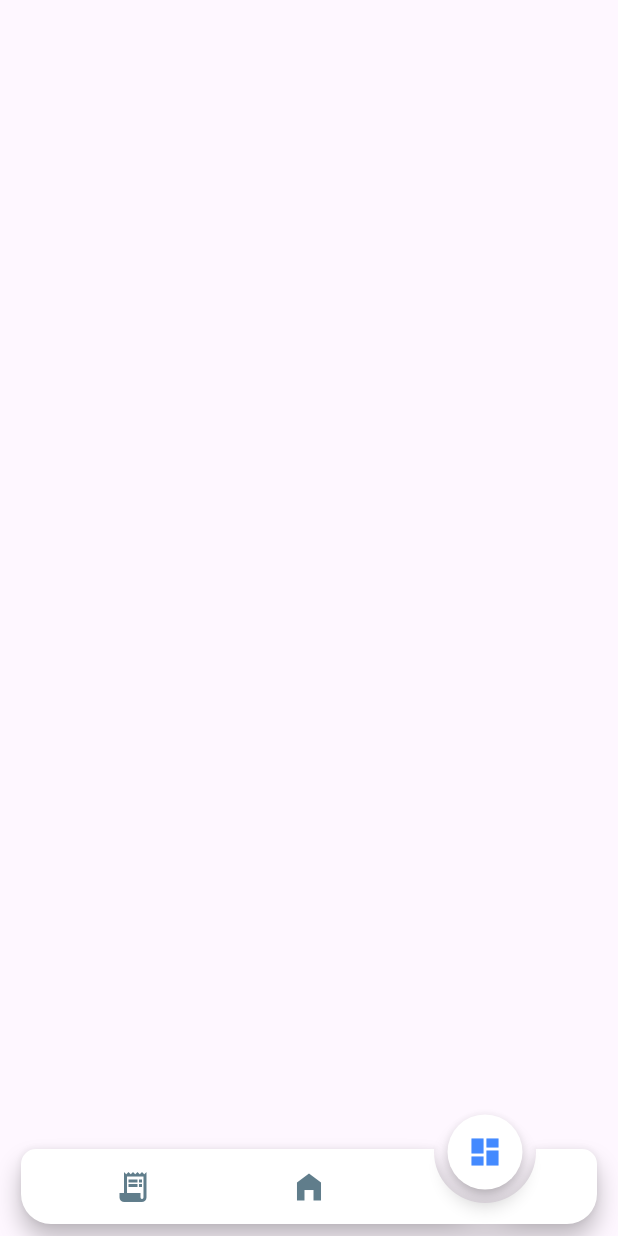
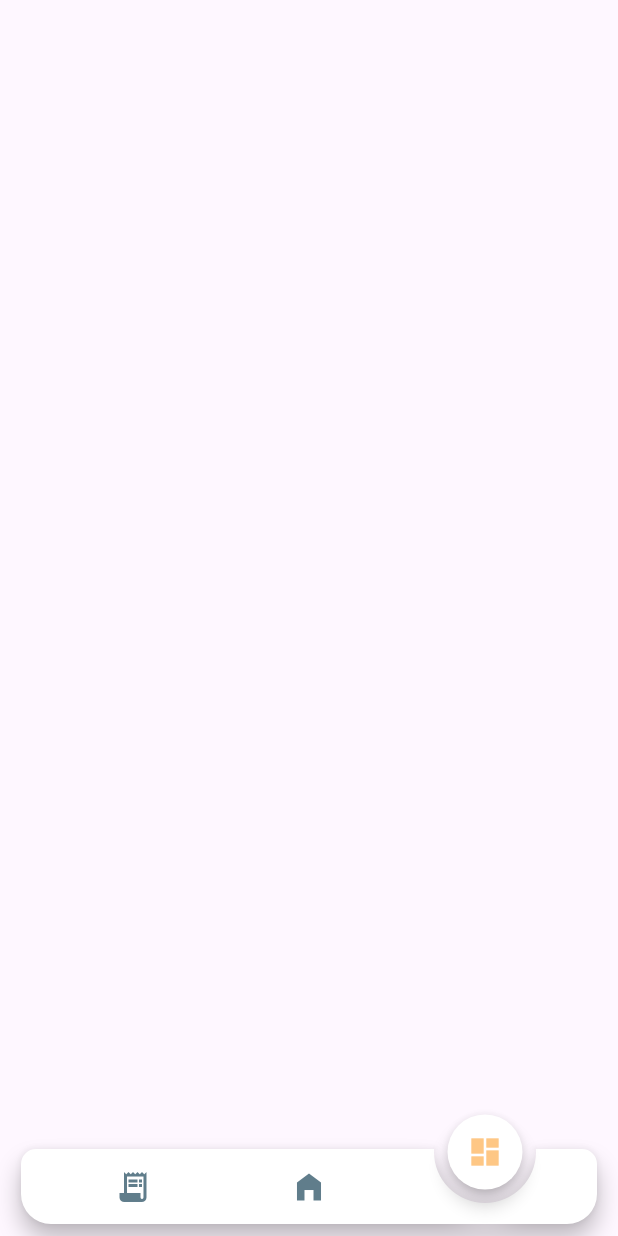
Before and after one commit to kimmysoybad404/project_mobile, a Flutter app: the screen it shows after launch, item 3 of the bottom bar chosen, on a phone screen of 412 x 824 dp. Run offline on Flutter 3.47's test engine with Material 3 defaults, Android fonts, the phone set to English and light mode, and no system bars; drawn by our look-alikes of animated_notch_bottom_bar.

Commit message:
Change: color of buttonbar

```diff
--- a/lib/BottomBar.dart
+++ b/lib/BottomBar.dart
@@ -15,6 +15,8 @@ class _BottomBarState extends State<BottomBar> {
   final NotchBottomBarController _controller = NotchBottomBarController(
     index: 1,
   );
+  Color DarkBrown = Color(0xFF8B5B46);
+  Color LightBrown = Color(0xFFFEC785);
 
   final List<List<IconData>> roleIcons = [
     [],
@@ -42,7 +44,7 @@ class _BottomBarState extends State<BottomBar> {
       icons.length,
       (index) => BottomBarItem(
         inActiveItem: Icon(icons[index], color: Colors.blueGrey),
-        activeItem: Icon(icons[index], color: Colors.blueAccent),
+        activeItem: Icon(icons[index], color: LightBrown),
       ),
     );
   }
@@ -54,7 +56,7 @@ class _BottomBarState extends State<BottomBar> {
 
     return SafeArea(
       child: Scaffold(
-        backgroundColor: const Color.fromARGB(248, 64, 115, 255),
+        backgroundColor: LightBrown,
         extendBody: true,
         body: PageView(
           controller: _pageController,
```
Also changed, not shown: pubspec.lock.
